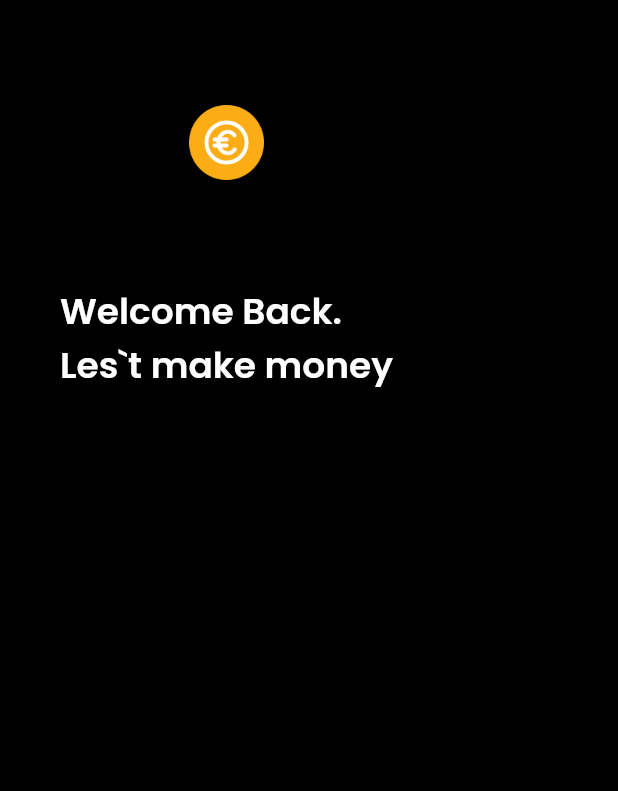
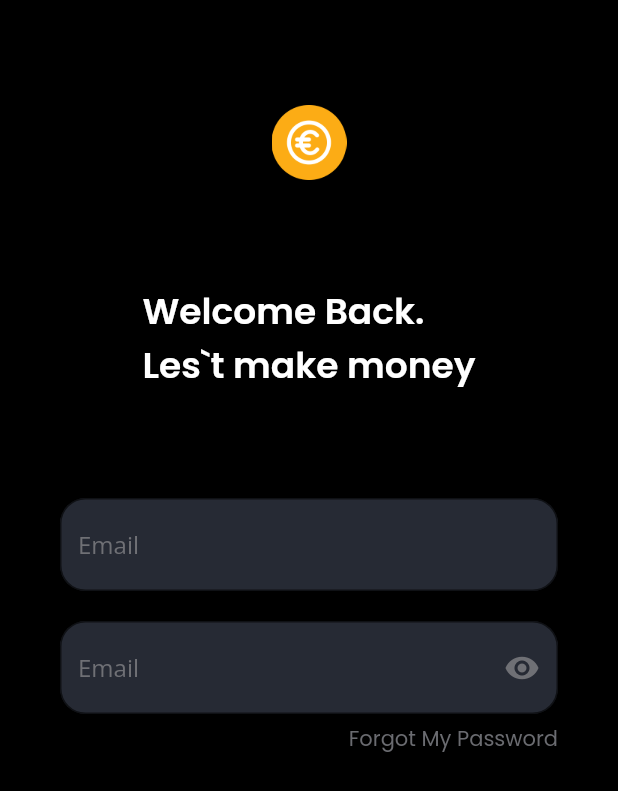
Before and after one commit to MufTho/SplicingFlutter, a Flutter app: the FirstSignin screen opened directly, on a phone screen of 412 x 824 dp. Shown: the top 791 px of the screen. Run offline on Flutter 3.47's test engine with Material 2 defaults, Android fonts, the phone set to English and light mode, and no system bars; our stand-ins replace google_fonts.

Commit message:
Menambahkan TextFromField D-3

```diff
--- a/lib/pages/first_signin.dart
+++ b/lib/pages/first_signin.dart
@@ -22,9 +22,60 @@
             Text(
               'Welcome Back. \nLes`t make money',
               style: GoogleFonts.poppins(
-                  color: Colors.white,
-                  fontSize: 24,
-                  fontWeight: FontWeight.w600),
+                color: Colors.white,
+                fontSize: 24,
+                fontWeight: FontWeight.w600,
+              ),
+            ),
+            const SizedBox(
+              height: 70,
+            ),
+            TextFormField(
+              style: GoogleFonts.openSans(color: Colors.white),
+              decoration: InputDecoration(
+                fillColor: const Color(0xff262A34),
+                filled: true,
+                border: OutlineInputBorder(
+                  borderRadius: BorderRadius.circular(17),
+                ),
+                hintText: 'Email',
+                hintStyle: GoogleFonts.openSans(
+                  color: const Color(0xff6f7075),
+                ),
+              ),
+            ),
+            const SizedBox(
+              height: 20,
+            ),
+            TextFormField(
+              style: GoogleFonts.openSans(color: Colors.white),
+              decoration: InputDecoration(
+                fillColor: const Color(0xff262A34),
+                filled: true,
+                border: OutlineInputBorder(
+                  borderRadius: BorderRadius.circular(17),
+                ),
+                hintText: 'Email',
+                hintStyle: GoogleFonts.openSans(
+                  color: const Color(0xff6f7075),
+                ),
+                suffixIcon: const Icon(
+                  Icons.visibility,
+                  color: Color(0xff6f7075),
+                ),
+              ),
+            ),
+            const SizedBox(
+              height: 6,
+            ),
+            Container(
+              alignment: const Alignment(1, 0.5),
+              child: Text(
+                'Forgot My Password',
+                style: GoogleFonts.poppins(
+                  color: const Color(0xff6a6b70),
+                ),
+              ),
             ),
           ],
         ),
```
